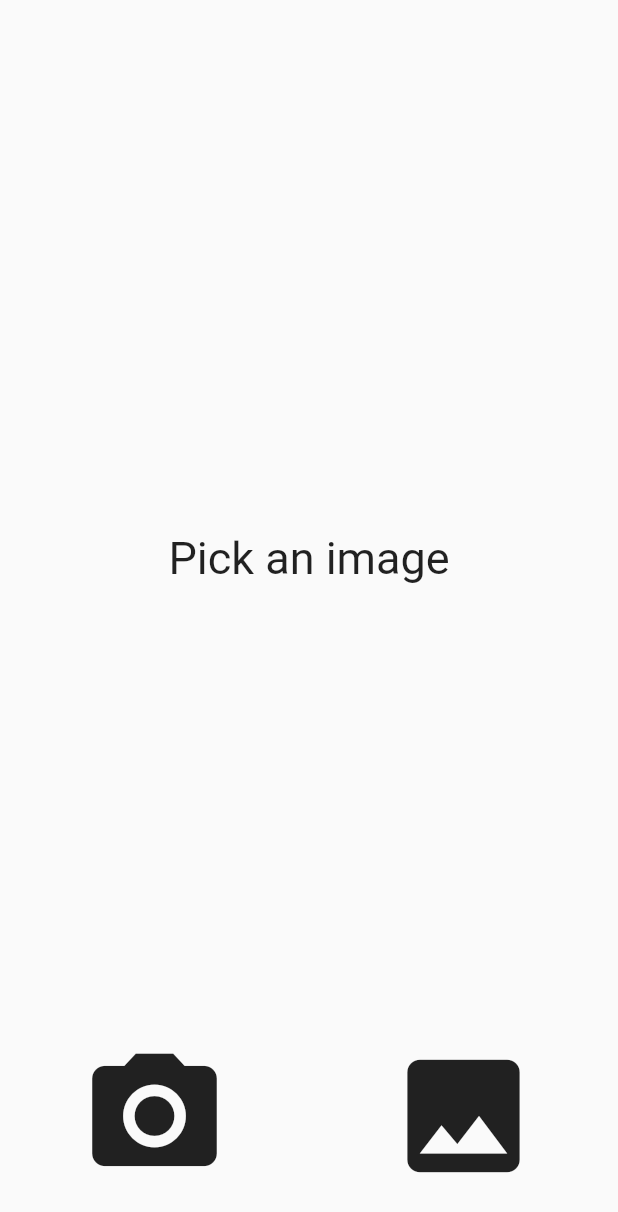
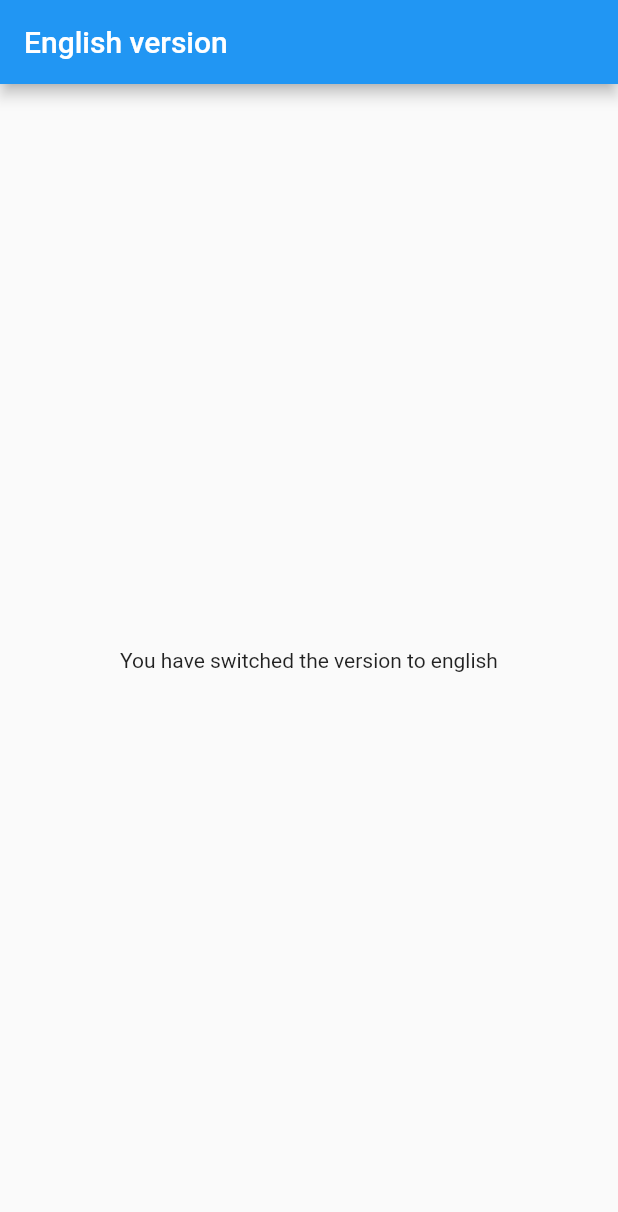
Before and after one commit to ThiagoEvoa/flutter_examples, a Flutter app: the screen it shows after launch, on a phone screen of 412 x 824 dp. Shown: the top 1212 px of the screen. Run offline on Flutter 3.47's test engine with Material 2 defaults, Android fonts, the phone set to English and light mode, and no system bars.

Commit message:
Commit internationalization

```diff
--- /dev/null
+++ b/example/lang/en.json
@@ -0,0 +1,4 @@
+{
+    "title":"English version",
+    "phrase":"You have switched the version to english"
+}
--- /dev/null
+++ b/example/lang/pt.json
@@ -0,0 +1,4 @@
+{
+    "title":"Versão português",
+    "phrase":"Você mudou a versão para português"
+}
--- /dev/null
+++ b/example/lib/app_localization.dart
@@ -0,0 +1,52 @@
+import 'dart:convert';
+
+import 'package:flutter/cupertino.dart';
+import 'package:flutter/painting.dart';
+import 'package:flutter/services.dart';
+
+class AppLocalization {
+  final Locale locale;
+  Map<String, String> _localizationStrings;
+  static const LocalizationsDelegate<AppLocalization> delegate =
+      _AppLocalizationDelegate();
+
+  AppLocalization(this.locale);
+
+  static AppLocalization of(BuildContext context) {
+    return Localizations.of<AppLocalization>(context, AppLocalization);
+  }
+
+  Future<bool> load() async {
+    String jsonString =
+        await rootBundle.loadString('lang/${locale.languageCode}.json');
+    Map<String, dynamic> jsonMap = json.decode(jsonString);
+    _localizationStrings = jsonMap.map((key, value) {
+      return MapEntry(key, value.toString());
+    });
+
+    return true;
+  }
+
+  String translate(String key) {
+    return _localizationStrings[key];
+  }
+}
+
+class _AppLocalizationDelegate extends LocalizationsDelegate<AppLocalization> {
+  const _AppLocalizationDelegate();
+
+  @override
+  bool isSupported(Locale locale) {
+    return ['en', 'pt'].contains(locale.languageCode);
+  }
+
+  @override
+  Future<AppLocalization> load(Locale locale) async {
+    AppLocalization localization = new AppLocalization(locale);
+    await localization.load();
+    return localization;
+  }
+
+  @override
+  bool shouldReload(LocalizationsDelegate<AppLocalization> old) => false;
+}
--- a/example/lib/main.dart
+++ b/example/lib/main.dart
@@ -1,7 +1,6 @@
-import 'dart:io';
-
+import 'package:example/app_localization.dart';
 import 'package:flutter/material.dart';
-import 'package:image_picker/image_picker.dart';
+import 'package:flutter_localizations/flutter_localizations.dart';
 
 void main() => runApp(MyApp());
 
@@ -10,10 +9,29 @@ class MyApp extends StatelessWidget {
   Widget build(BuildContext context) {
     return MaterialApp(
       title: 'Flutter Demo',
+      localizationsDelegates: [
+        AppLocalization.delegate,
+        GlobalMaterialLocalizations.delegate,
+        GlobalWidgetsLocalizations.delegate,
+      ],
+      supportedLocales: [
+        const Locale('en', 'US'),
+        const Locale('pt', 'BR'),
+      ],
+      localeResolutionCallback: (locale, supportedLocales) {
+        for (var supportedLocale in supportedLocales) {
+          if (supportedLocale.languageCode == locale.languageCode &&
+              supportedLocale.countryCode == locale.countryCode) {
+            return supportedLocale;
+          }
+        }
+
+        return supportedLocales.first;
+      },
       theme: ThemeData(
         primarySwatch: Colors.blue,
       ),
-      home: MyHomePage(title: 'Flutter Demo Home Page'),
+      home: MyHomePage(),
     );
   }
 }
@@ -27,72 +45,23 @@ class MyHomePage extends StatefulWidget {
 }
 
 class _MyHomePageState extends State<MyHomePage> {
-  File _image;
-
-  Future _getImageFromCamera() async {
-    var image = await ImagePicker.pickImage(source: ImageSource.camera);
-
-    setState(() {
-      _image = image;
-    });
-  }
-
-  Future _getImageFromGallery() async {
-    var image = await ImagePicker.pickImage(source: ImageSource.gallery);
-
-    setState(() {
-      _image = image;
-    });
-  }
-
   @override
   Widget build(BuildContext context) {
-    return Material(
-      child: Column(
-        children: <Widget>[
-          Expanded(
-            child: Container(
-              padding: EdgeInsets.only(top: 50),
-              child: Center(
-                child: Padding(
-                  padding: const EdgeInsets.all(20),
-                  child: _image == null
-                      ? Text(
-                          "Pick an image",
-                          textAlign: TextAlign.center,
-                          style: TextStyle(fontSize: 30),
-                        )
-                      : Image.file(_image),
-                ),
-              ),
+    return Scaffold(
+      appBar: AppBar(
+        title: Text(
+          AppLocalization.of(context).translate("title"),
+        ),
+      ),
+      body: Center(
+        child: Column(
+          mainAxisAlignment: MainAxisAlignment.center,
+          children: <Widget>[
+            Text(
+              AppLocalization.of(context).translate("phrase"),
             ),
-          ),
-          Padding(
-            padding: const EdgeInsets.only(bottom: 30),
-            child: Row(
-              children: <Widget>[
-                Expanded(
-                  child: InkWell(
-                    onTap: _getImageFromCamera,
-                    child: Icon(
-                      Icons.camera_alt,
-                      size: 100,
-                    ),
-                  ),
-                ),
-                Expanded(
-                  child: InkWell(
-                    onTap: _getImageFromGallery,
-                    child: Icon(
-                      Icons.image,
-                      size: 100,
-                    ),
-                  ),
-                ),
-              ],
-            ),
-          )
-        ],
+          ],
+        ),
       ),
     );
   }
```
Also changed, not shown: example/pubspec.yaml (+5 -3 lines), example/pubspec.lock, 1 other file.
